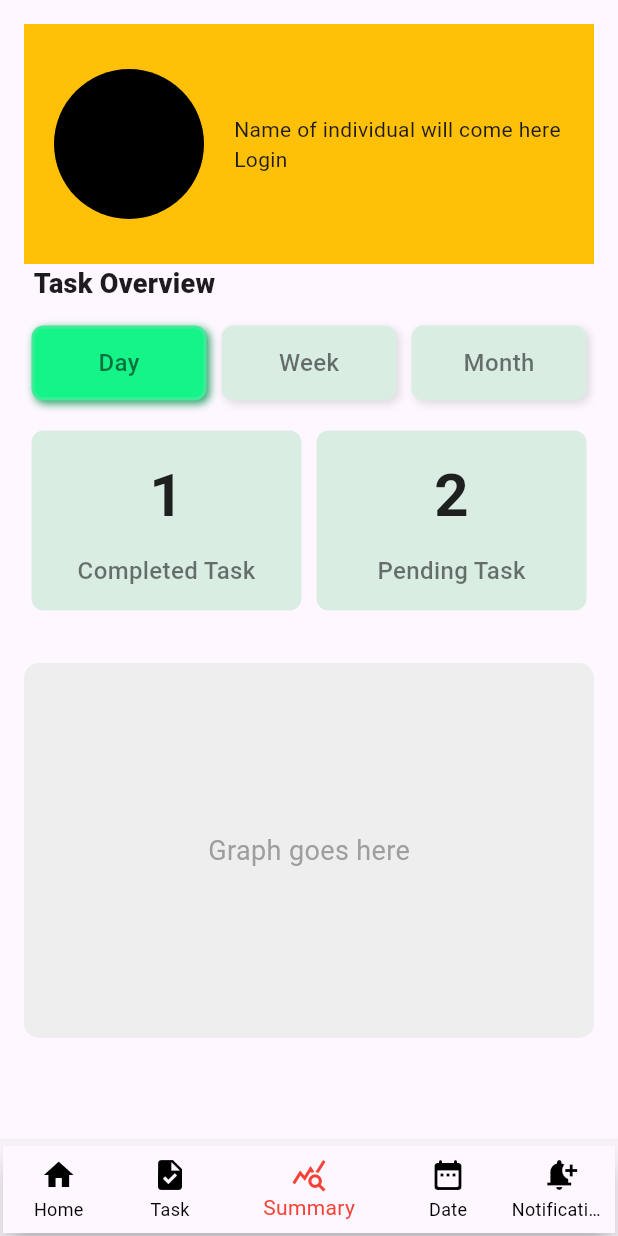
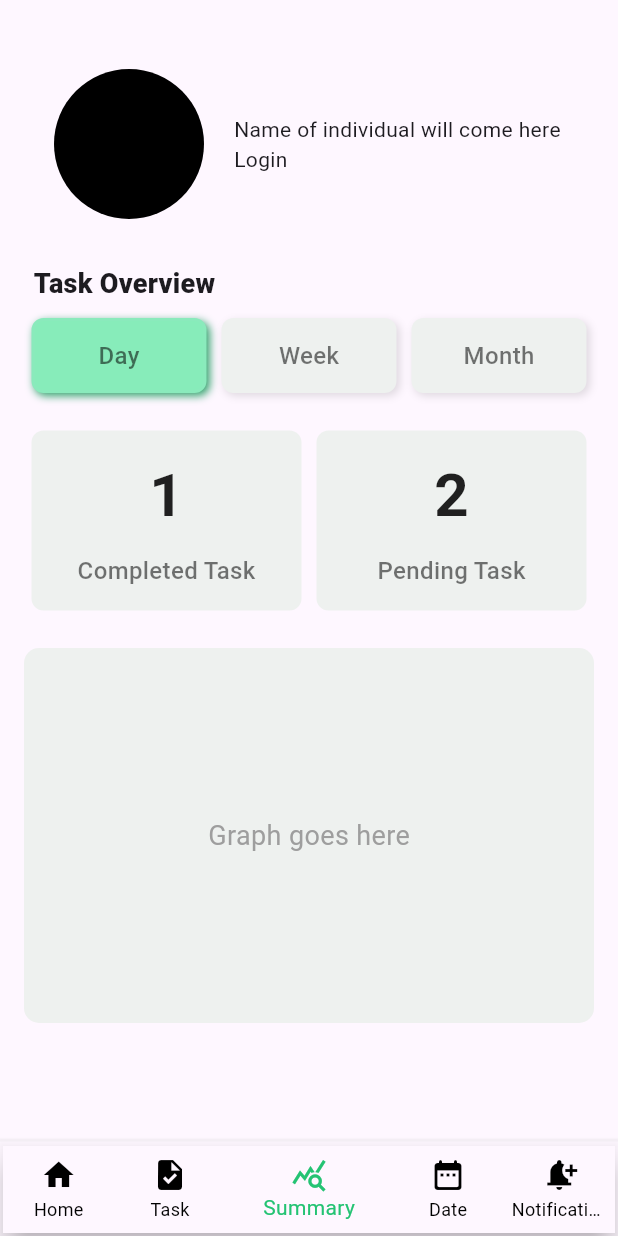
Before and after one commit to byteArrow18/App_Dev_001, a Flutter app: the screen it shows after launch, on a phone screen of 412 x 824 dp. Run offline on Flutter 3.47's test engine with Material 3 defaults, Android fonts, the light colour scheme and no system bars.

Commit message:
summary page completed

```diff
--- a/lib/ShellPage.dart
+++ b/lib/ShellPage.dart
@@ -4,14 +4,14 @@
 import 'package:app_dev_001/task/presentation/task.dart';
 import 'package:flutter/material.dart';
 
-class LoadPage extends StatefulWidget {
-  const LoadPage({super.key});
+class ShellPage extends StatefulWidget {
+  const ShellPage({super.key});
 
   @override
-  State<LoadPage> createState() => _LoadPageState();
+  State<ShellPage> createState() => _ShellPageState();
 }
 
-class _LoadPageState extends State<LoadPage> {
+class _ShellPageState extends State<ShellPage> {
   int myIndex = 2;
   List<Widget> widgetList = const [
     Text('Home'),
@@ -44,7 +44,8 @@
             )
           ),
           child: BottomNavigationBar(
-            selectedItemColor: Colors.red,
+            // selectedItemColor: Colors.red,
+            selectedItemColor: Color.fromARGB(255, 36, 195, 115),
             unselectedItemColor: Colors.black,
             showUnselectedLabels: true,
             // showUnselectedLabels: true,
--- a/lib/main.dart
+++ b/lib/main.dart
@@ -18,7 +18,7 @@ class MyApp extends StatelessWidget {
         primarySwatch: Colors.blue,
         visualDensity: VisualDensity.adaptivePlatformDensity,
       ),
-      home: LoadPage(),
+      home: ShellPage(),
     );
   }
 }
--- a/lib/summary/presentation/summary.dart
+++ b/lib/summary/presentation/summary.dart
@@ -40,7 +40,7 @@ class _HomePageState extends State<HomePage> {
                 children: [
                   Expanded(
                     child: Container(
-                      color: Colors.amber,
+                      // color: Colors.amber,
                       height: 160,
                       child: Row(
                         children: [
@@ -78,42 +78,44 @@ class _HomePageState extends State<HomePage> {
                   ),
                 ),
               ),
-              SizedBox(height: 10,),
+              SizedBox(height: 5,),
               Row(
                 mainAxisAlignment: MainAxisAlignment.spaceBetween,
                 children: [
-                  TimeBlockWidget(label:"Day", color: Color.fromARGB(255, 217, 237, 227), index: 0, selectBuildTimeBlock: selectBuildTimeBlock, selectTimeBuild: (value) {
+                  TimeBlockWidget(label:"Day", color: Color.fromARGB(255, 238, 241, 239), index: 0, selectBuildTimeBlock: selectBuildTimeBlock, selectTimeBuild: (value) {
                     setState(() {
                       selectBuildTimeBlock = value;
                     });
                    },),
-                   TimeBlockWidget(label:"Week", color: Color.fromARGB(255, 217, 237, 227), index: 1, selectBuildTimeBlock: selectBuildTimeBlock, selectTimeBuild: (value) {
+                   TimeBlockWidget(label:"Week", color: Color.fromARGB(255, 238, 241, 239), index: 1, selectBuildTimeBlock: selectBuildTimeBlock, selectTimeBuild: (value) {
                     setState(() {
                       selectBuildTimeBlock = value;
                     });
                    },),
-                   TimeBlockWidget(label:"Month", color: Color.fromARGB(255, 217, 237, 227), index: 2, selectBuildTimeBlock: selectBuildTimeBlock, selectTimeBuild: (value) {
+                   TimeBlockWidget(label:"Month", color: Color.fromARGB(255, 238, 241, 239), index: 2, selectBuildTimeBlock: selectBuildTimeBlock, selectTimeBuild: (value) {
                     setState(() {
                       selectBuildTimeBlock = value;
                     });
                    },),
                 ],
               ),
+              SizedBox(height: 5,),
               Row(
                 mainAxisAlignment: MainAxisAlignment.spaceAround,
                 children: [
-                  CountTaskBlock(label: "Completed Task", color: Color.fromARGB(255, 217, 237, 227), taskCount: completedTask),
-                  CountTaskBlock(label: "Pending Task", color: Color.fromARGB(255, 217, 237, 227), taskCount: pendingTask),
+                  CountTaskBlock(label: "Completed Task", color: Color.fromARGB(255, 238, 241, 239), taskCount: completedTask),
+                  CountTaskBlock(label: "Pending Task", color: Color.fromARGB(255, 238, 241, 239), taskCount: pendingTask),
                 ],
               ),
-              SizedBox(height: 20),
+              SizedBox(height: 10),
               // Graph Container below the buttons
               Container(
                 width: double.infinity,
                 height: 250,
                 decoration: BoxDecoration(
                   borderRadius: BorderRadius.circular(10),
-                  color: Colors.grey[200],
+                  color: Color.fromARGB(255, 238, 241, 239),
+                  // color: Color.fromARGB(255, 217, 237, 227),
                 ),
                 child: Center(
                   child: Text(
--- a/lib/summary/presentation/timeblock.dart
+++ b/lib/summary/presentation/timeblock.dart
@@ -35,10 +35,10 @@ class _TimeBlockWidgetState extends State<TimeBlockWidget> {
           margin: EdgeInsets.all(5),
           height: 50,
           decoration: BoxDecoration(
-            color: widget.selectBuildTimeBlock == widget.index ? const Color.fromARGB(255, 20, 244, 136) : widget.color,
+            color: widget.selectBuildTimeBlock == widget.index ? Color.fromARGB(255, 135, 236, 186) : widget.color,
             borderRadius: BorderRadius.circular(8),
             border: Border.all(
-              color: widget.selectBuildTimeBlock == widget.index ? const Color.fromARGB(255, 62, 236, 152) : Colors.transparent,
+              color: widget.selectBuildTimeBlock == widget.index ? const Color.fromARGB(255, 138, 234, 188) : Colors.transparent,
               width: 2,
             ),
             boxShadow: [
```
